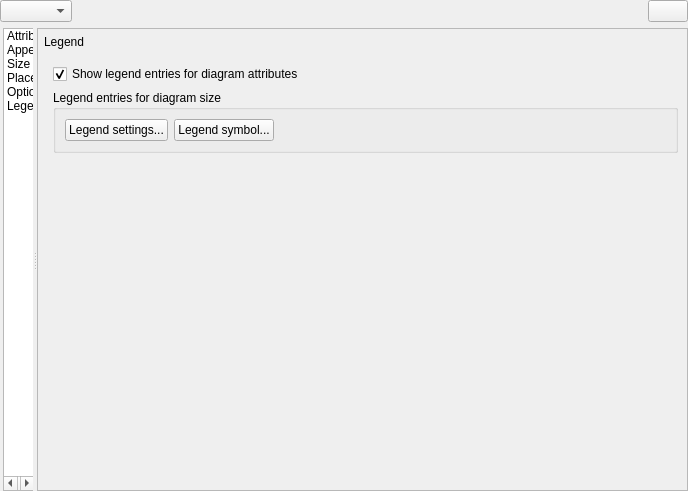
Above: src/ui/qgsdiagrampropertiesbase.ui from qgis/QGIS before the change. Below: the same form after it.
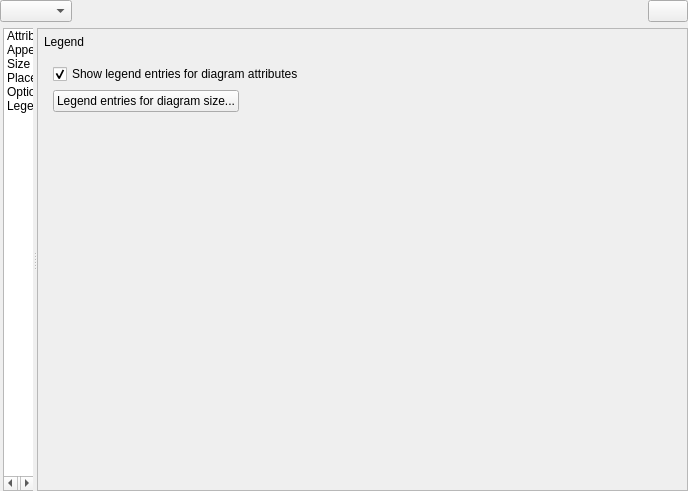
That is the form after the change. The open tabs and pages were chosen to show the change. Icons and pictures are not drawn. Custom widgets are drawn as their Qt base class.

Commit message: Read/write also legend symbol in DDS legend, update DDS legend dialog

The edit to the form file:
```diff
--- a/src/ui/qgsdiagrampropertiesbase.ui
+++ b/src/ui/qgsdiagrampropertiesbase.ui
@@ -2066,22 +2066,11 @@
                    </widget>
                   </item>
                   <item>
-                   <widget class="QgsCollapsibleGroupBox" name="mSizeLegendGroupBox">
-                    <property name="title">
-                     <string>Legend entries for diagram size</string>
-                    </property>
-                    <layout class="QHBoxLayout" name="horizontalLayout_71">
+                   <layout class="QHBoxLayout" name="horizontalLayout_5">
                      <item>
                       <widget class="QPushButton" name="mButtonSizeLegendSettings">
                        <property name="text">
-                        <string>Legend settings...</string>
-                       </property>
-                      </widget>
-                     </item>
-                     <item>
-                      <widget class="QPushButton" name="mButtonSizeLegendSymbol">
-                       <property name="text">
-                        <string>Legend symbol...</string>
+                       <string>Legend entries for diagram size...</string>
                        </property>
                       </widget>
                      </item>
@@ -2099,7 +2088,6 @@
                       </spacer>
                      </item>
                     </layout>
-                   </widget>
                   </item>
                   <item>
                    <spacer name="verticalSpacer_7">
```
Left out of the diff: 2 changed lines with no effect on the pictures. Lines whose indentation alone changed are shown as unchanged. The commit also changes 17 other files.
